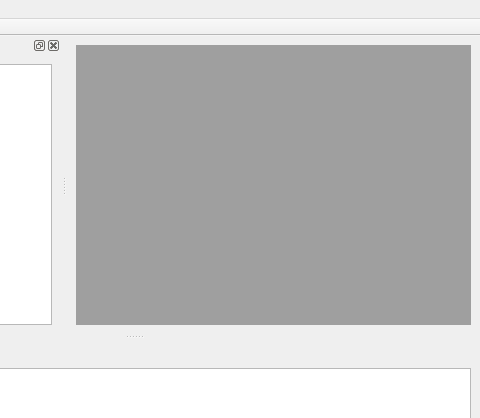
First picture: the form in src/gui/ui/mmomegui.ui, repository CIFASIS/qss-solver, before the edit; both pictures show x 213 to 693 and y 0 to 418 of the 693 by 597 pixel window.
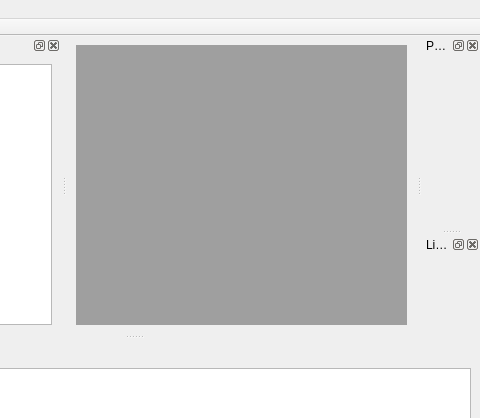
Second picture: the form after the edit. Icons and pictures are not drawn.

What changed in the file:
```diff
--- a/src/gui/ui/mmomegui.ui
+++ b/src/gui/ui/mmomegui.ui
@@ -157,6 +157,26 @@
     </layout>
    </widget>
   </widget>
+  <widget class="QDockWidget" name="_py_console_widget">
+   <property name="windowTitle">
+    <string>Python Console</string>
+   </property>
+   <attribute name="dockWidgetArea">
+    <number>2</number>
+   </attribute>
+   <widget class="QWidget" name="dockWidgetContents_3">
+    <layout class="QVBoxLayout" name="verticalLayout_3"/>
+   </widget>
+  </widget>
+  <widget class="QDockWidget" name="_console_widget">
+   <property name="windowTitle">
+    <string>Linux Shell</string>
+   </property>
+   <attribute name="dockWidgetArea">
+    <number>2</number>
+   </attribute>
+   <widget class="QWidget" name="dockWidgetContents_4"/>
+  </widget>
   <action name="action_New">
    <property name="icon">
     <iconset resource="../mmome.qrc">
```
Left out of the diff: 4 changed lines with no effect on the pictures.
